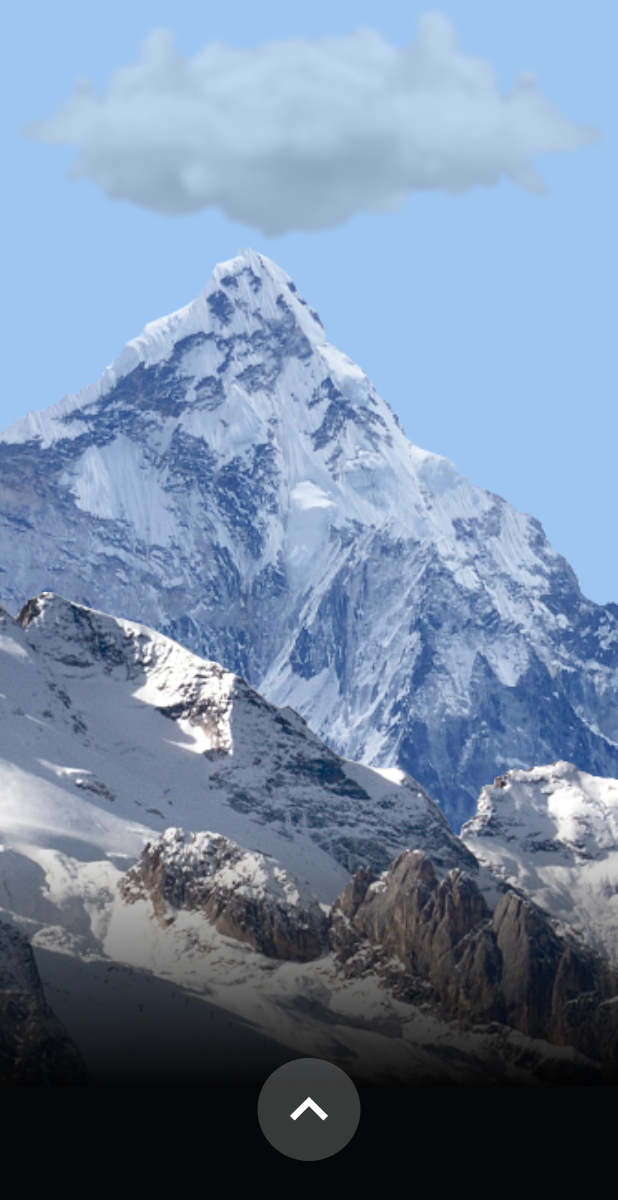
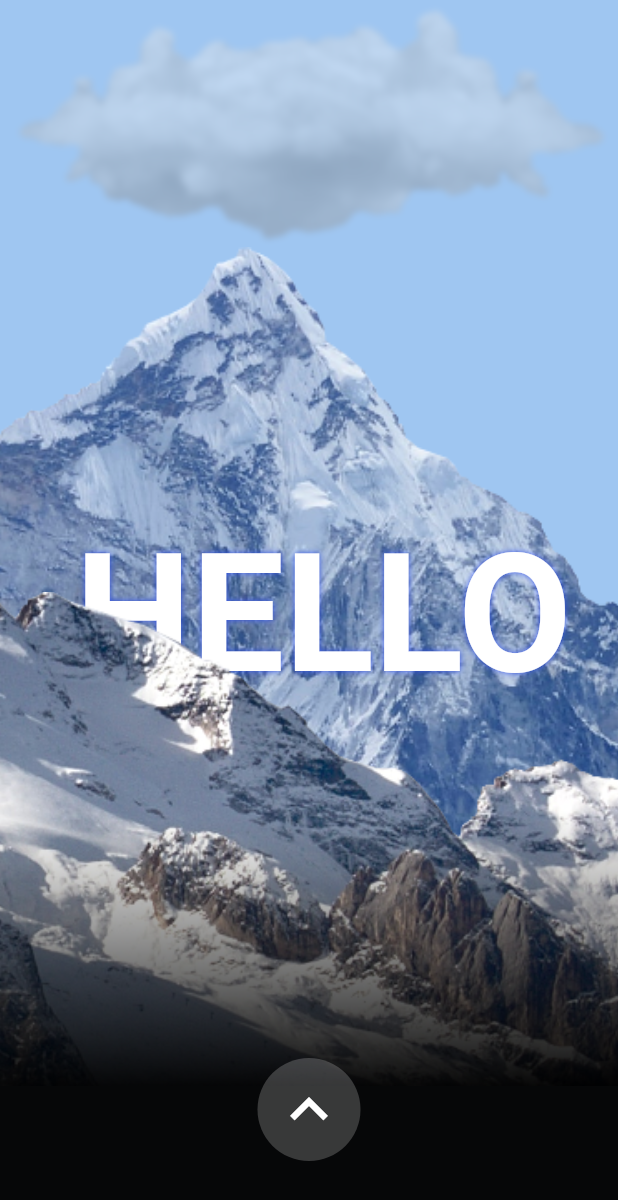
Before and after one commit to JKPK/weekly_flutter_challenge_3_principle_fake_3d, a Flutter app: the screen it shows after launch, on a phone screen of 412 x 824 dp. Shown: the top 1200 px of the screen. Run offline on Flutter 3.47's test engine with Material 2 defaults, Android fonts, the phone set to English and light mode, and no system bars.

```diff
--- a/lib/pages/mountains_image_page.dart
+++ b/lib/pages/mountains_image_page.dart
@@ -3,6 +3,7 @@ import 'package:flutter/material.dart';
 import '../styleguide.dart';
 import '../widgets/cloud.dart';
 import '../widgets/mountain_back.dart';
+import '../widgets/mountain_text.dart';
 import '../widgets/mountain_front.dart';
 import '../widgets/up_button.dart';
 
@@ -18,6 +19,7 @@ class MountainsImagePage extends StatelessWidget {
         Cloud(),
         MountainBack(),
         MountainFiller(),
+        MountainText(),
         MountainFront(),
         UpButton(),
       ],
--- a/lib/pages/mountains_page.dart
+++ b/lib/pages/mountains_page.dart
@@ -13,7 +13,8 @@ class MountainsPage extends StatelessWidget {
   Widget build(BuildContext context) {
     SystemChrome.setEnabledSystemUIOverlays([]);
 
-    return ChangeNotifierProvider(
+    return Material(
+      child: ChangeNotifierProvider(
         builder: (context) => PageNotifier(),
         child: Consumer<PageNotifier>(
           builder: (context, pageNotifier, child) {
@@ -27,6 +28,7 @@ class MountainsPage extends StatelessWidget {
             );
           },
         ),
+      ),
     );
   }
 }
--- a/lib/providers/page_notifier.dart
+++ b/lib/providers/page_notifier.dart
@@ -20,7 +20,7 @@ class PageNotifier with ChangeNotifier {
   void animateToPage(int page) {
     _pageController.animateToPage(
       1,
-      duration: Duration(seconds: 1),
+      duration: Duration(milliseconds: 1500),
       curve: Curves.fastOutSlowIn,
     );
   }
--- a/lib/styleguide.dart
+++ b/lib/styleguide.dart
@@ -1,4 +1,21 @@
 import 'package:flutter/material.dart';
 
-const Color skyBlue = Color(0xFF9FC6F1);
-const Color darkBackground = Color(0xFF060708);
+const skyBlue = Color(0xFF9FC6F1);
+const darkBackground = Color(0xFF060708);
+const infoBlue = Color(0xFF3252EB);
+
+const titleTextStyle = TextStyle(
+  color: Colors.white,
+  fontSize: 30,
+  height: 1.5,
+);
+const descriptionTextStyle = TextStyle(
+  color: Colors.white,
+  fontSize: 19,
+  fontWeight: FontWeight.w100,
+  height: 2.2,
+);
+const buttonTextStyle = TextStyle(
+  color: infoBlue,
+  fontSize: 18,
+);
--- /dev/null
+++ b/lib/widgets/mountain_text.dart
@@ -0,0 +1,26 @@
+import 'package:flutter/material.dart';
+
+import '../styleguide.dart';
+
+class MountainText extends StatelessWidget {
+  @override
+  Widget build(BuildContext context) {
+    return Positioned(
+      bottom: 350,
+      left: 50,
+      child: Text(
+        "HELLO",
+        style: TextStyle(
+            color: Colors.white,
+            fontSize: 110,
+            fontWeight: FontWeight.bold,
+            shadows: [
+              Shadow(
+                blurRadius: 5.0,
+                color: infoBlue,
+              ),
+            ]),
+      ),
+    );
+  }
+}
```
Also changed, not shown: lib/pages/mountains_info_page.dart (+45 -3 lines), lib/widgets/info_button.dart (added, +29 -0 lines), lib/widgets/info_description.dart (added, +28 -0 lines), lib/widgets/info_menu_button.dart (added, +41 -0 lines), lib/widgets/info_title.dart (added, +22 -0 lines), 1 other file. Lines whose indentation alone changed are shown as unchanged.
